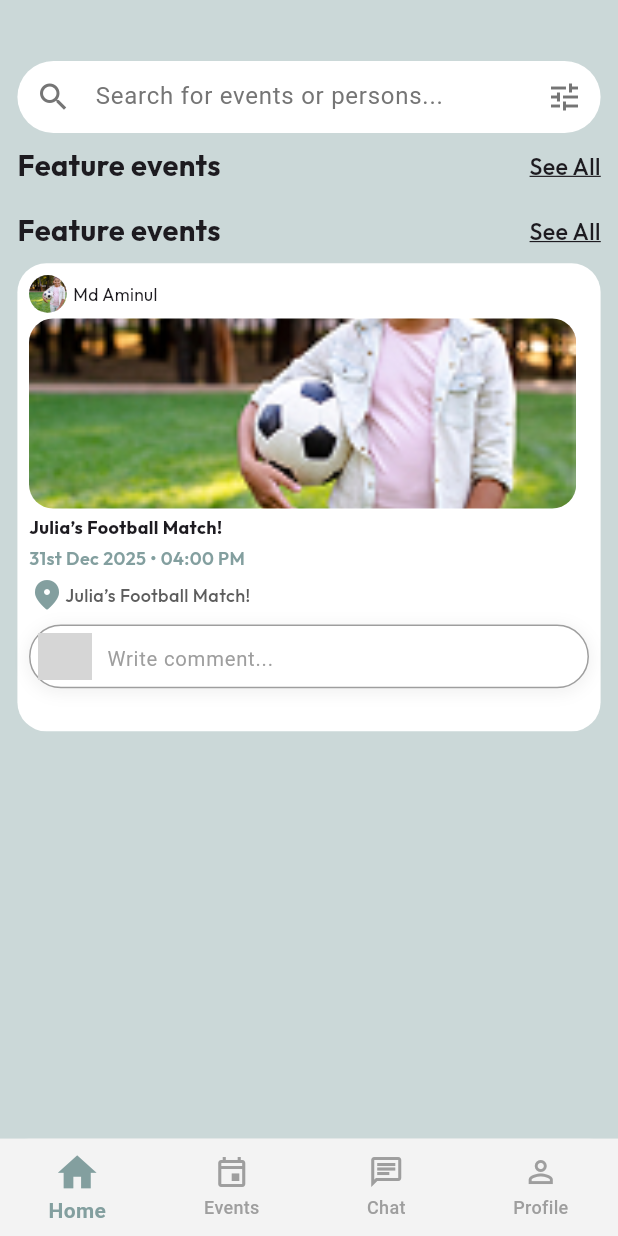
After one commit to aminulappdev/clarekelly, a Flutter app: the MainButtonNavbarScreen screen opened by its route, on a phone screen of 412 x 824 dp. The commit adds this screen. Run offline on Flutter 3.47's test engine with Material 3 defaults, Android fonts, the phone set to English and light mode, and no system bars; our stand-ins replace email_validator, flutter_screenutil, flutter_svg, google_fonts, image_picker, pin_code_fields and 1 more; network calls fail; grey boxes are pictures that could not be loaded.

Commit message:
23/02/2025
update project

```diff
--- /dev/null
+++ b/lib/app/modules/homepage/views/home_screen.dart
@@ -0,0 +1,62 @@
+import 'package:clarekelly/app/utils/app_colors.dart';
+import 'package:clarekelly/app/utils/responsive_size.dart';
+import 'package:clarekelly/app/widgets/custom_title_row.dart';
+import 'package:clarekelly/app/widgets/event_item_card.dart';
+import 'package:clarekelly/app/widgets/full_event_item_card.dart';
+import 'package:clarekelly/app/widgets/search_bar_widget.dart';
+import 'package:flutter/material.dart';
+import 'package:flutter_screenutil/flutter_screenutil.dart';
+
+class HomeScreen extends StatefulWidget {
+  const HomeScreen({super.key});
+
+  @override
+  State<HomeScreen> createState() => _HomeScreenState();
+}
+
+class _HomeScreenState extends State<HomeScreen> {
+  @override
+  Widget build(BuildContext context) {
+    return Scaffold(
+      backgroundColor: AppColors.secondaryBackgroundColor,
+      body: Padding(
+        padding: EdgeInsets.all(12.0.r),
+        child: Column(
+          crossAxisAlignment: CrossAxisAlignment.start,
+          children: [
+            heightBox30,
+            const SearchBarWidget(),
+            heightBox8,
+            CostumTitleRow(
+              title: 'Feature events',
+              ontap: () {},
+            ),
+            heightBox8,
+            // Expanded(
+            //   child: GridView.builder(
+            //     padding: EdgeInsets.zero,
+            //     itemCount: 2,
+            //     gridDelegate: const SliverGridDelegateWithFixedCrossAxisCount(
+            //       childAspectRatio: 0.53,
+            //       crossAxisSpacing: 10,
+            //       mainAxisSpacing: 10,
+            //       crossAxisCount: 2,
+            //     ),
+            //     itemBuilder: (context, index) {
+            //       return const EventItemCard();
+            //     },
+            //   ),
+            // ),
+            heightBox8,
+             CostumTitleRow(
+              title: 'Feature events',
+              ontap: () {},
+            ),
+            heightBox8,
+            FullEventItemCard(),
+          ],
+        ),
+      ),
+    );
+  }
+}
--- a/lib/app/routes/app_routes.dart
+++ b/lib/app/routes/app_routes.dart
@@ -6,18 +6,29 @@ import 'package:clarekelly/app/modules/authentication/views/reset_password.dart'
 import 'package:clarekelly/app/modules/authentication/views/sign_in_screen.dart';
 import 'package:clarekelly/app/modules/authentication/views/sign_up_screen.dart';
 import 'package:clarekelly/app/modules/onboarding/views/onboarding_screen.dart';
+import 'package:clarekelly/app/widgets/main_botton_nevigation.dart';
 import 'package:flutter/material.dart';
 
 class AppRoutes {
   static Map<String, WidgetBuilder> appRoutes = {
+    // OnBoarding Section
     OnboardingScreen.routeName: (context) => const OnboardingScreen(),
     AuthScreen.routeName: (context) => const AuthScreen(),
+
+    // Authentication Section
     SignUpScreen.routeName: (context) => const SignUpScreen(),
     SignInScreen.routeName: (context) => const SignInScreen(),
     ForgotPasswordScreen.routeName: (context) => const ForgotPasswordScreen(),
     ResetPasswordScreen.routeName: (context) => const ResetPasswordScreen(),
     OTPScreen.routeName: (context) => const OTPScreen(),
     CompleteProfileScreen.routeName: (context) => const CompleteProfileScreen(),
+
+    // Common Section
+    MainButtonNavbarScreen.routeName: (context) => const MainButtonNavbarScreen(),
+
+    // Homepage Section
+    CompleteProfileScreen.routeName: (context) => const CompleteProfileScreen(),
+
   };
 
   static var initialRoute = OnboardingScreen.routeName;
--- a/lib/app/utils/app_colors.dart
+++ b/lib/app/utils/app_colors.dart
@@ -1,7 +1,9 @@
 import 'package:flutter/material.dart';
 
 class AppColors {
-  static const Color appBackgroundColor = Color(0xffF3F3F3);
+  static const Color primaryBackgroundColor = Color(0xffF3F3F3);
+  static const Color secondaryBackgroundColor = Color(0xffCBD8D8);
   static const Color themeColor = Color(0xff839F9F);
 
+
 }
--- a/lib/app/utils/assets_path.dart
+++ b/lib/app/utils/assets_path.dart
@@ -4,4 +4,6 @@ class AssetsPath {
   static const String onBoardingPage2 = '$baseUrl/onBoardingPage2.svg';
   static const String onBoardingPage3 = '$baseUrl/onBoardingPage3.svg';
   static const String personSvg = '$baseUrl/person.svg';
+  static const String footballWomen = '$baseUrl/footballWomen.svg';
+  static const String imagefootballKid = '$baseUrl/imagefootballKid.jpg';
 }
--- /dev/null
+++ b/lib/app/widgets/custom_comment_field_widget.dart
@@ -0,0 +1,49 @@
+import 'package:flutter/material.dart';
+import 'package:flutter_screenutil/flutter_screenutil.dart';
+
+class CommentInputField extends StatelessWidget {
+  const CommentInputField({super.key});
+
+  @override
+  Widget build(BuildContext context) {
+    return Padding(
+      padding: const EdgeInsets.symmetric(horizontal: 0),
+      child: Container(
+        height: 44.h,
+        decoration: BoxDecoration(
+          color: Colors.white,
+          borderRadius: BorderRadius.circular(30.r),
+          boxShadow: [
+            BoxShadow(
+              color: Colors.black.withOpacity(0.05),
+              blurRadius: 8,
+              spreadRadius: 2,
+              offset: const Offset(0, 2),
+            ),
+          ],
+        ),
+        child: TextField(
+          decoration: InputDecoration(
+            enabledBorder: OutlineInputBorder(
+              borderSide: BorderSide(color: Colors.grey) ,
+              borderRadius: BorderRadius.circular(30.r)
+            ),
+            hintText: "Write comment...",
+            hintStyle: TextStyle(color: Colors.grey.shade500, fontSize: 14.sp),
+            prefixIcon: Padding(
+              padding:  EdgeInsets.all(6.r),
+              child: CircleAvatar(
+
+                backgroundImage: NetworkImage(
+                    "https://images.pexels.com/photos/220453/pexels-photo-220453.jpeg"), // Replace with actual image
+                radius: 10.r,
+              ),
+            ),
+            border: InputBorder.none,
+            contentPadding:  EdgeInsets.symmetric(vertical: 14.h),
+          ),
+        ),
+      ),
+    );
+  }
+}
--- /dev/null
+++ b/lib/app/widgets/custom_title_row.dart
@@ -0,0 +1,38 @@
+
+import 'package:flutter/material.dart';
+import 'package:flutter_screenutil/flutter_screenutil.dart';
+import 'package:google_fonts/google_fonts.dart';
+
+class CostumTitleRow extends StatelessWidget {
+  final String title;
+  final VoidCallback ontap;
+  const CostumTitleRow({
+    super.key,
+    required this.title,
+    required this.ontap,
+  });
+
+  @override
+  Widget build(BuildContext context) {
+    return Row(
+      mainAxisAlignment: MainAxisAlignment.spaceBetween,
+      children: [
+        Text(
+          title,
+          style:
+              GoogleFonts.outfit(fontSize: 20.sp, fontWeight: FontWeight.w700),
+        ),
+        GestureDetector(
+          onTap: ontap,
+          child: Text(
+            'See All',
+            style: GoogleFonts.outfit(
+                fontSize: 16.sp,
+                fontWeight: FontWeight.w500,
+                decoration: TextDecoration.underline),
+          ),
+        )
+      ],
+    );
+  }
+}
--- /dev/null
+++ b/lib/app/widgets/full_event_item_card.dart
@@ -0,0 +1,93 @@
+
+import 'package:clarekelly/app/utils/app_colors.dart';
+import 'package:clarekelly/app/utils/assets_path.dart';
+import 'package:clarekelly/app/utils/responsive_size.dart';
+import 'package:clarekelly/app/widgets/custom_comment_field_widget.dart';
+import 'package:flutter/material.dart';
+import 'package:flutter_screenutil/flutter_screenutil.dart';
+import 'package:google_fonts/google_fonts.dart';
+
+class FullEventItemCard extends StatelessWidget {
+  const FullEventItemCard({
+    super.key,
+  });
+
+  @override
+  Widget build(BuildContext context) {
+    return Container(
+      height: 312,
+      width: MediaQuery.of(context).size.width,
+      decoration: BoxDecoration(
+        borderRadius: BorderRadius.circular(20.r),
+        color: Colors.white,
+      ),
+      child: Padding(
+        padding: EdgeInsets.all(8.0.r),
+        child: Column(
+          crossAxisAlignment: CrossAxisAlignment.start,
+          children: [
+            Row(
+              children: [
+                CircleAvatar(
+                  radius: 13.r,
+                  backgroundImage: AssetImage(AssetsPath.imagefootballKid),
+                ),
+                widthBox4,
+                Text(
+                  'Md Aminul',
+                  style: GoogleFonts.outfit(fontSize: 12.sp),
+                )
+              ],
+            ),
+            heightBox4,
+            Container(
+              height: 131.h,
+              width: 348.w,
+              decoration: BoxDecoration(
+                borderRadius: BorderRadius.circular(16),
+                image: DecorationImage(
+                    image: AssetImage(AssetsPath.imagefootballKid),
+                    fit: BoxFit.cover),
+              ),
+            ),
+            heightBox4,
+            Text(
+              'Julia’s Football Match!',
+              style: GoogleFonts.outfit(
+                  fontSize: 12, fontWeight: FontWeight.w700),
+            ),
+            heightBox4,
+            Text(
+              '31st Dec 2025 • 04:00 PM',
+              style: GoogleFonts.outfit(
+                  fontSize: 12,
+                  fontWeight: FontWeight.w600,
+                  color: AppColors.themeColor),
+            ),
+            heightBox4,
+            Row(
+              mainAxisAlignment: MainAxisAlignment.start,
+              children: [
+                Icon(
+                  Icons.location_on_rounded,
+                  color: AppColors.themeColor,
+                ),
+                Text(
+                  'Julia’s Football Match!',
+                  style: GoogleFonts.outfit(
+                      fontSize: 12,
+                      fontWeight: FontWeight.w500,
+                      color: Color(0xff5D5D5D)),
+                ),
+              ],
+            ),
+            heightBox4,
+
+            heightBox4,
+            CommentInputField()
+          ],
+        ),
+      ),
+    );
+  }
+}
--- /dev/null
+++ b/lib/app/widgets/main_botton_nevigation.dart
@@ -0,0 +1,77 @@
+import 'package:clarekelly/app/modules/homepage/views/home_screen.dart';
+import 'package:clarekelly/app/modules/homepage/views/up_comming_event_screen.dart';
+import 'package:clarekelly/app/utils/app_colors.dart';
+import 'package:flutter/material.dart';
+import 'package:flutter_screenutil/flutter_screenutil.dart';
+
+class MainButtonNavbarScreen extends StatefulWidget {
+  static const String routeName = '/mainbottom-nav-screen';
+
+  const MainButtonNavbarScreen({super.key});
+
+  @override
+  State<MainButtonNavbarScreen> createState() => _MainButtonNavbarScreenState();
+}
+
+class _MainButtonNavbarScreenState extends State<MainButtonNavbarScreen> {
+  int selectedKey = 0;
+
+  List<Widget> screens = const [
+    HomeScreen(),
+    UpCommingEventScreen(),
+    HomeScreen(),
+    HomeScreen(),
+  ];
+
+  @override
+  Widget build(BuildContext context) {
+    return Scaffold(
+      body: screens[selectedKey],
+      bottomNavigationBar: ClipRRect(
+        borderRadius: const BorderRadius.only(
+          topLeft: Radius.circular(20),
+          topRight: Radius.circular(20),
+        ),
+        child: BottomNavigationBar(
+          currentIndex: selectedKey,
+          onTap: (index) {
+            setState(() {
+              selectedKey = index;
+            });
+          },
+          backgroundColor: AppColors.primaryBackgroundColor,
+          type: BottomNavigationBarType.fixed,
+          selectedItemColor: AppColors.themeColor,
+          unselectedItemColor: Colors.grey,
+          selectedLabelStyle: const TextStyle(fontWeight: FontWeight.bold),
+          unselectedLabelStyle: const TextStyle(fontWeight: FontWeight.w500),
+          showSelectedLabels: true,
+          showUnselectedLabels: true,
+          elevation: 0,
+          items:  [
+            BottomNavigationBarItem(
+              icon: Icon(Icons.home_outlined),
+              activeIcon: Icon(Icons.home,size: 32.h,),
+              label: 'Home',
+            ),
+            BottomNavigationBarItem(
+              icon: Icon(Icons.event_outlined),
+              activeIcon: Icon(Icons.event,size: 32.h,),
+              label: 'Events',
+            ),
+            BottomNavigationBarItem(
+              icon: Icon(Icons.chat_outlined),
+              activeIcon: Icon(Icons.chat,size: 32.h,),
+              label: 'Chat',
+            ),
+            BottomNavigationBarItem(
+              icon: Icon(Icons.person_outline),
+              activeIcon: Icon(Icons.person,size: 32.h,),
+              label: 'Profile',
+            ),
+          ],
+        ),
+      ),
+    );
+  }
+}
--- /dev/null
+++ b/lib/app/widgets/search_bar_widget.dart
@@ -0,0 +1,28 @@
+import 'package:flutter/material.dart';
+import 'package:flutter_screenutil/flutter_screenutil.dart';
+
+class SearchBarWidget extends StatelessWidget {
+  const SearchBarWidget({super.key});
+
+  @override
+  Widget build(BuildContext context) {
+    return Padding(
+      padding: const EdgeInsets.symmetric(horizontal: 0),
+      child: TextField(
+        decoration: InputDecoration(
+          hintText: "Search for events or persons...",
+          hintStyle: TextStyle(color: Colors.grey.shade600),
+          prefixIcon: Icon(Icons.search, color: Colors.grey.shade600),
+          suffixIcon: Icon(Icons.tune, color: Colors.grey.shade600),
+          filled: true,
+          fillColor: Colors.white,
+          contentPadding:  EdgeInsets.symmetric(vertical: 12.r),
+          border: OutlineInputBorder(
+            borderRadius: BorderRadius.circular(30.r),
+            borderSide: BorderSide.none,
+          ),
+        ),
+      ),
+    );
+  }
+}
--- a/lib/main.dart
+++ b/lib/main.dart
@@ -1,5 +1,6 @@
 import 'package:clarekelly/app/routes/app_routes.dart';
 import 'package:clarekelly/app/theme/elevated_theme.dart';
+import 'package:clarekelly/app/utils/app_colors.dart';
 import 'package:flutter/material.dart';
 import 'package:flutter_screenutil/flutter_screenutil.dart';
 
@@ -22,7 +23,7 @@ class ClareKellyApp extends StatelessWidget {
           debugShowCheckedModeBanner: false,
           title: 'ClareKelly',
           theme: ThemeData(
-            scaffoldBackgroundColor: Color(0xffF3F3F3),
+            scaffoldBackgroundColor: AppColors.primaryBackgroundColor,
             elevatedButtonTheme: ElevatedTheme.elevatedButtonThemeData(),
             useMaterial3: true,
           ),
```
Also changed, not shown: lib/app/modules/homepage/views/up_comming_event_screen.dart (added, +39 -0 lines), lib/app/modules/onboarding/views/onboarding_screen.dart (+2 -98 lines), lib/app/modules/onboarding/views/page_view.dart (+0 -13 lines), lib/app/widgets/event_item_card.dart (added, +128 -0 lines), assets/images/imagefootballKid.jpg (added), flutter_01.png, 1 other file.
